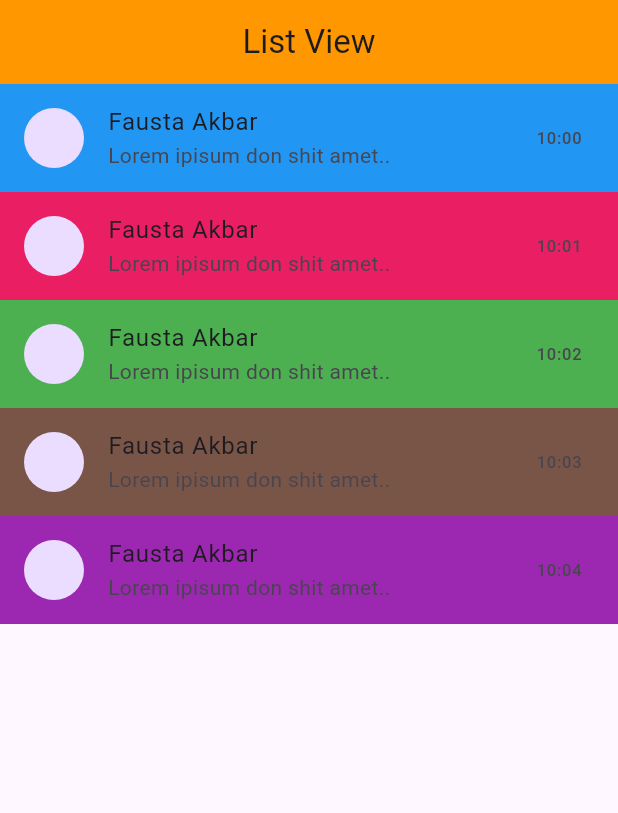
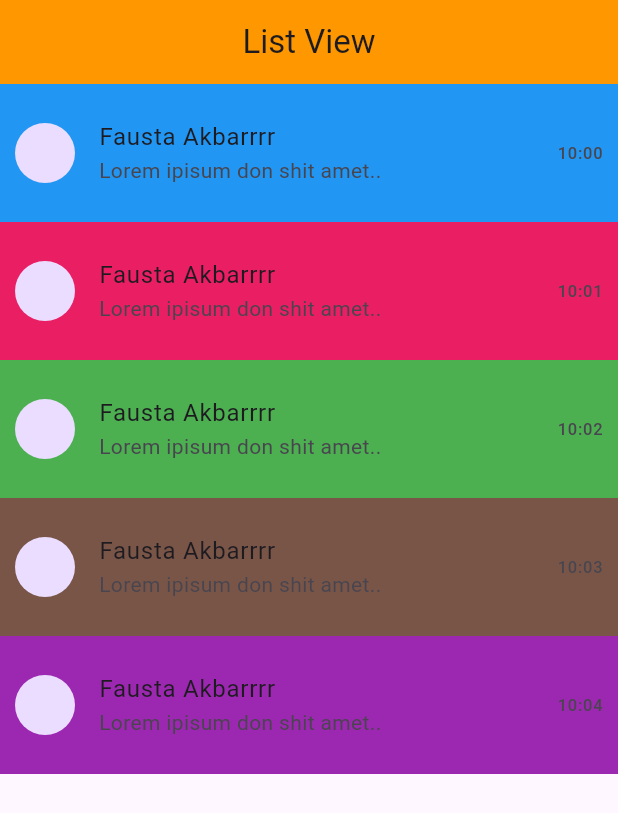
Before and after one commit to FaustaAkbar/learnFLutter1, a Flutter app: the screen it shows after launch, on a phone screen of 412 x 824 dp. Shown: the top 813 px of the screen. Run offline on Flutter 3.47's test engine with Material 3 defaults, Android fonts, the phone set to English and light mode, and no system bars.

Commit message:
final list Tile

```diff
--- a/lib/main.dart
+++ b/lib/main.dart
@@ -12,21 +12,28 @@ class MyApp extends StatelessWidget {
     Colors.brown,
     Colors.purple
   ];
-  List<ListTile> myTile() {
-    return List.generate(myColor.length, (index) {
-      return ListTile(
-        title: Text("Fausta Akbar"),
-        subtitle: Text("Lorem ipisum don shit amet.."),
-        trailing: Text("10:0${index}"),
-        leading: CircleAvatar(),
-        tileColor: myColor[index],
-      );
-    });
-  }
 
   @override
   Widget build(BuildContext context) {
     // TODO: implement build
+    final List<ListTile> myTile = List.generate(myColor.length, (index) {
+      return ListTile(
+        contentPadding: EdgeInsets.all(10),
+        title: Text("Fausta Akbarrrr"),
+        subtitle: Text(
+          "Lorem ipisum don shit amet..",
+          maxLines: 2,
+          overflow: TextOverflow.ellipsis,
+        ),
+        trailing: Text("10:0${index}"),
+        leading: CircleAvatar(),
+        tileColor: myColor[index],
+        // dense: true,
+        /*  onTap: () {
+
+        }, */
+      );
+    });
     return MaterialApp(
       debugShowCheckedModeBanner: false,
       home: Scaffold(
@@ -35,7 +42,7 @@ class MyApp extends StatelessWidget {
           centerTitle: true,
           backgroundColor: Colors.orange,
         ),
-        body: ListView(children: myTile()),
+        body: ListView(children: myTile),
       ),
     );
   }
```
